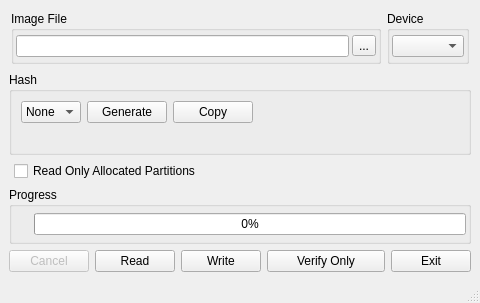
This is src/mainwindow.ui in zvldz/Win32DiskImager as Qt 5 draws it before an edit. The edited form follows.
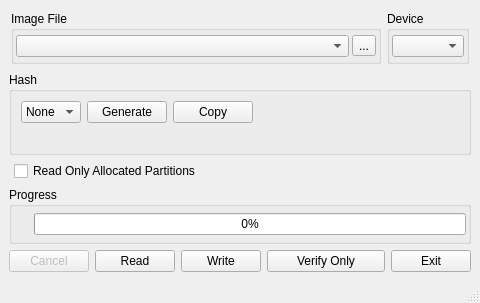
This is the edited form. Icons and pictures are not drawn. Custom widgets are drawn as their Qt base class.

```diff
--- a/src/mainwindow.ui
+++ b/src/mainwindow.ui
@@ -70,7 +70,14 @@
           <number>2</number>
          </property>
          <item>
-          <widget class="DroppableLineEdit" name="leFile"/>
+          <widget class="DroppableComboBox" name="leFile">
+           <property name="sizePolicy">
+            <sizepolicy hsizetype="Expanding" vsizetype="Fixed">
+             <horstretch>0</horstretch>
+             <verstretch>0</verstretch>
+            </sizepolicy>
+           </property>
+          </widget>
          </item>
          <item>
           <widget class="QToolButton" name="tbBrowse">
@@ -395,9 +402,9 @@
  </widget>
  <customwidgets>
   <customwidget>
-   <class>DroppableLineEdit</class>
-   <extends>QLineEdit</extends>
-   <header>droppablelineedit.h</header>
+   <class>DroppableComboBox</class>
+   <extends>QComboBox</extends>
+   <header>droppablecombobox.h</header>
   </customwidget>
  </customwidgets>
  <resources>
```
